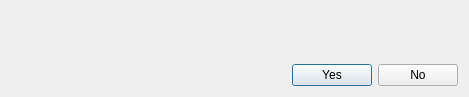
Above: icorigindialog.ui from GaussCheng/2-5AxisPunch before the change. Below: the same form after it.
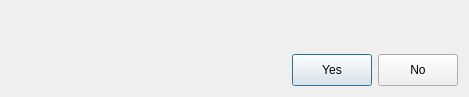
That is the form after the change.

Commit message: 1.原点提示按钮加大

What changed in the file:
```diff
--- a/icorigindialog.ui
+++ b/icorigindialog.ui
@@ -41,6 +41,12 @@
      </item>
      <item>
       <widget class="QPushButton" name="yesBtn">
+       <property name="minimumSize">
+        <size>
+         <width>48</width>
+         <height>32</height>
+        </size>
+       </property>
        <property name="text">
         <string>Yes</string>
        </property>
@@ -48,6 +54,12 @@
      </item>
      <item>
       <widget class="QPushButton" name="noBtn">
+       <property name="minimumSize">
+        <size>
+         <width>48</width>
+         <height>32</height>
+        </size>
+       </property>
        <property name="text">
         <string>No</string>
        </property>
```
